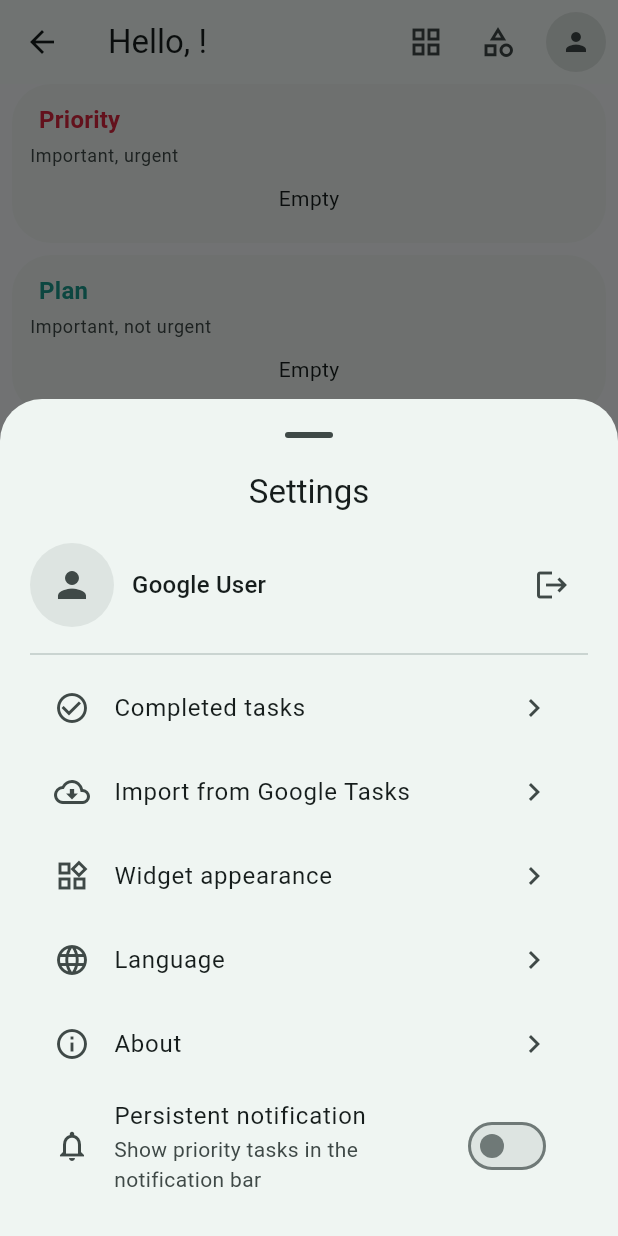
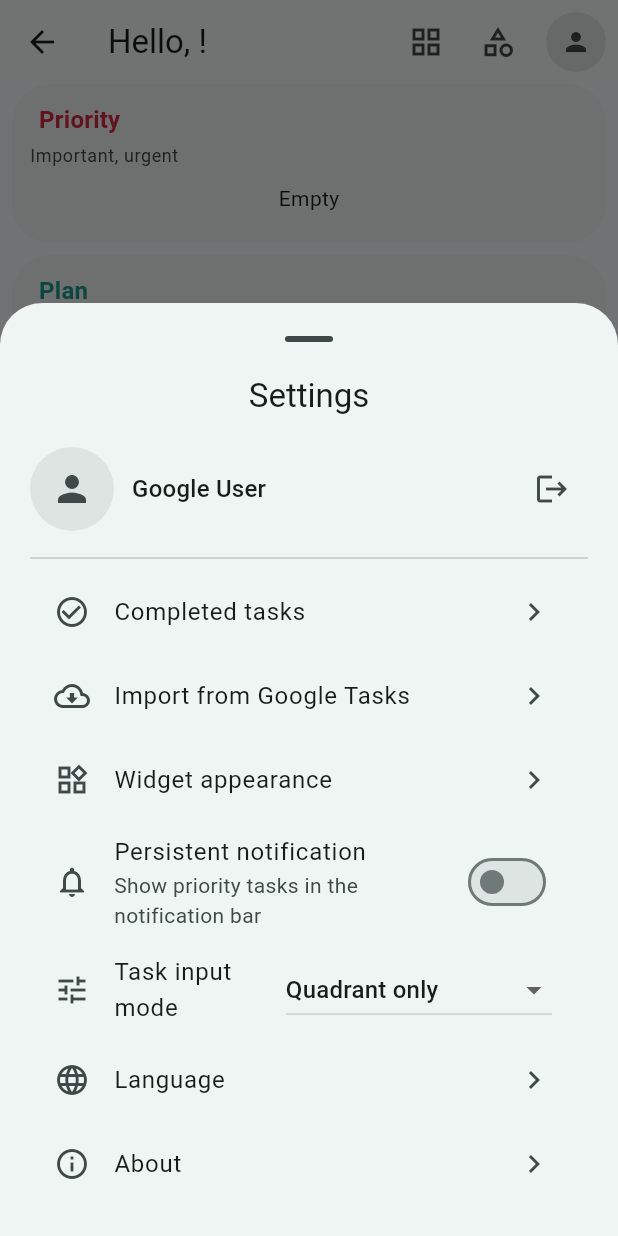
Before and after one commit to thomasborgogno/iketasks, a Flutter app: the MatrixPage screen opened directly, after a tap on the "view agenda" icon, after a tap on the "person" icon, on a phone screen of 412 x 824 dp. Run offline on Flutter 3.47's test engine with Material 3 defaults, Android fonts, the phone set to English and light mode, and no system bars; our stand-ins replace cloud_firestore, connectivity_plus, equatable, firebase_auth, firebase_core, flutter_bloc and 3 more; missing offline and left inert: googleapis, home_widget; accounts and stored records are empty; generated files the repository leaves out were written again; Roboto replaces fonts that are missing (GoogleSansFlex).

Commit message:
Implement task input modes and enable external support links
Adds a new setting to toggle between "Quadrant only", "Priority only", or "Both" input modes in the task form, allowing users to customize how they categorize tasks.

Additionally, integrates url_launcher to enable functional links for GitHub, PayPal, Ko-fi, and issue reporting within the About section.

```diff
--- a/lib/features/tasks/presentation/matrix_page.dart
+++ b/lib/features/tasks/presentation/matrix_page.dart
@@ -7,6 +7,8 @@ import 'package:flutter/services.dart';
 import 'package:flutter_bloc/flutter_bloc.dart';
 import 'package:eisenhower_matrix_app/l10n/app_localizations.dart';
 import 'package:intl/intl.dart';
+import 'package:shared_preferences/shared_preferences.dart';
+import 'package:url_launcher/url_launcher.dart';
 
 import '../../../core/locale/locale_cubit.dart';
 
@@ -33,6 +35,8 @@ part '../../widget/unified_widget_settings_sheet.dart';
 
 enum _LayoutMode { grid, stacked }
 
+enum _TaskInputMode { quadrantOnly, priorityOnly, both }
+
 const List<List<EisenhowerQuadrant>> _matrixQuadrantRows = [
   [EisenhowerQuadrant.importantUrgent, EisenhowerQuadrant.importantNotUrgent],
   [
@@ -49,9 +53,12 @@ class MatrixPage extends StatefulWidget {
 }
 
 class _MatrixPageState extends State<MatrixPage> {
+  static const _taskInputModePrefKey = 'task_input_mode';
+
   String? _selectedCategoryId;
   bool _showPostponed = false;
   _LayoutMode _layoutMode = _LayoutMode.grid;
+  _TaskInputMode _taskInputMode = _TaskInputMode.quadrantOnly;
   StreamSubscription<void>? _newTaskSubscription;
   bool _isModalOpen = false;
 
@@ -76,6 +83,34 @@ class _MatrixPageState extends State<MatrixPage> {
             if (mounted) _openTaskForm(context);
           });
     });
+    unawaited(_loadTaskInputMode());
+  }
+
+  Future<void> _loadTaskInputMode() async {
+    final prefs = await SharedPreferences.getInstance();
+    final rawValue = prefs.getString(_taskInputModePrefKey);
+    final mode = _TaskInputMode.values.firstWhere(
+      (value) => value.name == rawValue,
+      orElse: () => _TaskInputMode.quadrantOnly,
+    );
+    if (!mounted) return;
+    setState(() => _taskInputMode = mode);
+  }
+
+  Future<void> _setTaskInputMode(_TaskInputMode mode) async {
+    final prefs = await SharedPreferences.getInstance();
+    await prefs.setString(_taskInputModePrefKey, mode.name);
+  }
+
+  String _taskInputModeLabel(AppLocalizations l10n, _TaskInputMode mode) {
+    switch (mode) {
+      case _TaskInputMode.quadrantOnly:
+        return l10n.taskInputModeQuadrantOnly;
+      case _TaskInputMode.priorityOnly:
+        return l10n.taskInputModePriorityOnly;
+      case _TaskInputMode.both:
+        return l10n.taskInputModeBoth;
+    }
   }
 
   void _setSelectedCategory(String? categoryId) {
@@ -179,6 +214,48 @@ class _MatrixPageState extends State<MatrixPage> {
                         _openWidgetAppearance(context);
                       },
                     ),
+                    SwitchListTile(
+                      secondary: const Icon(Icons.notifications_outlined),
+                      title: Text(
+                        AppLocalizations.of(context)!.persistentNotification,
+                      ),
+                      subtitle: Text(
+                        AppLocalizations.of(
+                          context,
+                        )!.persistentNotificationDescription,
+                      ),
+                      value: notificationService.isEnabled,
+                      onChanged: (value) async {
+                        final tasks = context.read<TaskCubit>().state.tasks;
+                        await notificationService.setEnabled(value, tasks);
+                        setState(() {});
+                      },
+                    ),
+                    ListTile(
+                      leading: const Icon(Icons.tune_outlined),
+                      title: Text(AppLocalizations.of(context)!.taskInputMode),
+                      trailing: DropdownButton<_TaskInputMode>(
+                        value: _taskInputMode,
+                        onChanged: (value) {
+                          if (value == null) return;
+                          setState(() => _taskInputMode = value);
+                          unawaited(_setTaskInputMode(value));
+                        },
+                        items: _TaskInputMode.values
+                            .map(
+                              (mode) => DropdownMenuItem<_TaskInputMode>(
+                                value: mode,
+                                child: Text(
+                                  _taskInputModeLabel(
+                                    AppLocalizations.of(context)!,
+                                    mode,
+                                  ),
+                                ),
+                              ),
+                            )
+                            .toList(),
+                      ),
+                    ),
                     ListTile(
                       leading: const Icon(Icons.language_outlined),
                       title: Text(AppLocalizations.of(context)!.language),
@@ -195,23 +272,6 @@ class _MatrixPageState extends State<MatrixPage> {
                       onTap: () {
                         Navigator.of(sheetContext).pop();
                         _openAboutSection(context);
-                      },
-                    ),
-                    SwitchListTile(
-                      secondary: const Icon(Icons.notifications_outlined),
-                      title: Text(
-                        AppLocalizations.of(context)!.persistentNotification,
-                      ),
-                      subtitle: Text(
-                        AppLocalizations.of(
-                          context,
-                        )!.persistentNotificationDescription,
-                      ),
-                      value: notificationService.isEnabled,
-                      onChanged: (value) async {
-                        final tasks = context.read<TaskCubit>().state.tasks;
-                        await notificationService.setEnabled(value, tasks);
-                        setState(() {});
                       },
                     ),
                   ],
@@ -393,7 +453,11 @@ class _MatrixPageState extends State<MatrixPage> {
       context: context,
       isScrollControlled: true,
       showDragHandle: true,
-      builder: (_) => _TaskForm(categories: categories, existing: existing),
+      builder: (_) => _TaskForm(
+        categories: categories,
+        existing: existing,
+        inputMode: _taskInputMode,
+      ),
     );
     _isModalOpen = false;
     if (!context.mounted) return;
@@ -546,10 +610,11 @@ class _MatrixPageState extends State<MatrixPage> {
                 ),
                 const SizedBox(height: 16),
                 FilledButton.icon(
-                  onPressed: () {
-                    // GitHub URL will be added by the user later
-                    // For now, prepare the structure
-                  },
+                  onPressed: () => launchUrl(
+                    Uri.parse(
+                      'https://github.com/thomasborgogno/eisenhower_matrix_app',
+                    ),
+                  ),
                   icon: const Icon(Icons.code),
                   label: Text(l10n.viewOnGitHub),
                 ),
@@ -563,21 +628,21 @@ class _MatrixPageState extends State<MatrixPage> {
                   children: [
                     Expanded(
                       child: OutlinedButton.icon(
-                        onPressed: () {
-                          // Ko-fi URL will be added by the user later
-                        },
-                        icon: const Icon(Icons.favorite_outline),
-                        label: const Text('Ko-fi'),
+                        onPressed: () => launchUrl(
+                          Uri.parse('https://paypal.me/thomasborgogno'),
+                        ),
+                        icon: const Icon(Icons.paypal_outlined),
+                        label: const Text('PayPal'),
                       ),
                     ),
                     const SizedBox(width: 12),
                     Expanded(
                       child: OutlinedButton.icon(
-                        onPressed: () {
-                          // PayPal URL will be added by the user later
-                        },
-                        icon: const Icon(Icons.payment),
-                        label: const Text('PayPal'),
+                        onPressed: () => launchUrl(
+                          Uri.parse('https://ko-fi.com/thomasborgogno'),
+                        ),
+                        icon: const Icon(Icons.local_cafe),
+                        label: const Text('Ko-fi'),
                       ),
                     ),
                   ],
@@ -600,8 +665,7 @@ class _MatrixPageState extends State<MatrixPage> {
                       path: 'thomas.borgogno99@gmail.com',
                       query: 'subject=Eisenhower Matrix App - Issue Report',
                     );
-                    // Note: url_launcher package would be needed to actually open this
-                    // For now, the structure is in place
+                    await launchUrl(emailUri);
                   },
                   icon: const Icon(Icons.email_outlined),
                   label: Text(l10n.reportIssue),
--- a/lib/l10n/app_en.arb
+++ b/lib/l10n/app_en.arb
@@ -166,6 +166,10 @@
   },
   "persistentNotification": "Persistent notification",
   "persistentNotificationDescription": "Show priority tasks in the notification bar",
+  "taskInputMode": "Task input mode",
+  "taskInputModeQuadrantOnly": "Quadrant only",
+  "taskInputModePriorityOnly": "Priority only",
+  "taskInputModeBoth": "Priority and quadrant",
   "language": "Language",
   "languageEnglish": "English",
   "languageItalian": "Italian",
@@ -235,5 +239,5 @@
   "supportDevelopment": "Support Development",
   "donate": "Donate",
   "reportIssue": "Report an Issue",
-  "reportIssueDescription": "Found a bug or have a suggestion? Let us know!"
+  "reportIssueDescription": "Found a bug or have a suggestion? Let me know!"
 }
--- a/lib/l10n/app_fr.arb
+++ b/lib/l10n/app_fr.arb
@@ -145,6 +145,16 @@
   "onboardingCategoriesDescription": "Les catégories vous aident à organiser les tâches par projet, contexte ou de la manière que vous préférez",
   "onboardingNoCategoriesYet": "Aucune catégorie pour le moment. Créez votre première !",
   "onboardingFinish": "Terminer",
+  "widgetType": "Type de widget",
+  "matrixWidget": "Widget matrice (5x5)",
+  "minimalWidget": "Widget minimal (4x1)",
+  "numberOfTasks": "Nombre de tâches à afficher",
+  "fallbackToNextQuadrants": "Utiliser les tâches des autres quadrants",
+  "fallbackDescription": "Si le quadrant Priorité est vide, afficher les tâches des quadrants Planifier, Déléguer ou Éliminer",
+  "taskInputMode": "Mode de saisie des tâches",
+  "taskInputModeQuadrantOnly": "Quadrant uniquement",
+  "taskInputModePriorityOnly": "Priorité uniquement",
+  "taskInputModeBoth": "Priorité et quadrant",
   "textAlignment": "Alignement du texte",
   "alignLeft": "Gauche",
   "alignCenter": "Centre",
--- a/lib/l10n/app_it.arb
+++ b/lib/l10n/app_it.arb
@@ -107,6 +107,10 @@
   "taskCount": "{count} task",
   "persistentNotification": "Notifica persistente",
   "persistentNotificationDescription": "Mostra le attività prioritarie nella barra delle notifiche",
+  "taskInputMode": "Modalità input attività",
+  "taskInputModeQuadrantOnly": "Solo quadrante",
+  "taskInputModePriorityOnly": "Solo priorità",
+  "taskInputModeBoth": "Priorità e quadrante",
   "language": "Lingua",
   "languageEnglish": "Inglese",
   "languageItalian": "Italiano",
@@ -169,5 +173,5 @@
   "supportDevelopment": "Supporta lo sviluppo",
   "donate": "Dona",
   "reportIssue": "Segnala un problema",
-  "reportIssueDescription": "Hai trovato un bug o hai un suggerimento? Faccelo sapere!"
+  "reportIssueDescription": "Hai trovato un bug o hai un suggerimento? Contattami!"
 }
--- a/pubspec.yaml
+++ b/pubspec.yaml
@@ -49,6 +49,7 @@ dependencies:
   flutter_launcher_icons: ^0.14.4
   flutter_local_notifications: ^18.0.0
   shared_preferences: ^2.5.3
+  url_launcher: ^6.3.2
 
 dev_dependencies:
   flutter_test:
```
Also changed, not shown: lib/features/tasks/presentation/task_form_sheet.dart (+25 -3 lines), lib/l10n/app_ar.arb (+10 -0 lines), lib/l10n/app_de.arb (+10 -0 lines), lib/l10n/app_es.arb (+10 -0 lines), lib/l10n/app_ja.arb (+10 -0 lines), lib/l10n/app_pt.arb (+10 -0 lines), lib/l10n/app_ru.arb (+10 -0 lines), lib/l10n/app_zh.arb (+10 -0 lines), pubspec.lock.
